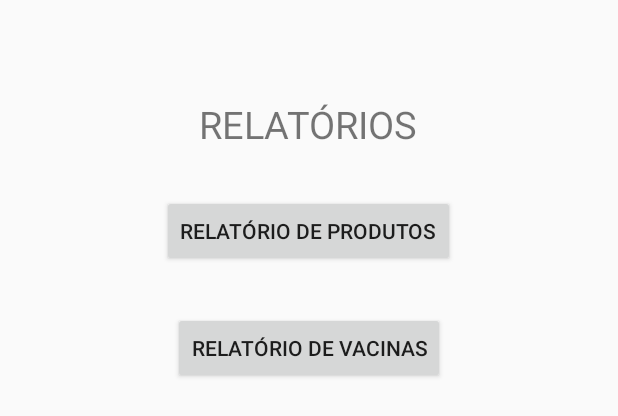
After one commit to Guirrer/GerenciadorDeFilhos, an Android app: the layout activity_tela_relatorio.xml on its own in the app's theme, with its tools: preview values and no code run, on a phone screen of 412 x 824 dp. The commit adds this screen. Shown: the top 416 px of the screen. Run offline under Robolectric (Android 15) with nearby library versions, the phone set to English and light mode, and no system bars.

Commit message:
Tela relatório

```diff
--- a/app/src/main/java/com/example/guilh/gerenciadordefilhos/MainActivity.java
+++ b/app/src/main/java/com/example/guilh/gerenciadordefilhos/MainActivity.java
@@ -33,7 +33,7 @@ public class MainActivity extends AppCompatActivity{
     private tableUsuario usuario;
 
     @Override
-    protected void onCreate(Bundle savedInstanceState) {
+    protected void onCreate(final Bundle savedInstanceState) {
         super.onCreate(savedInstanceState);
         setContentView(R.layout.activity_main);
 
--- a/app/src/main/java/com/example/guilh/gerenciadordefilhos/TelaPrincipal.java
+++ b/app/src/main/java/com/example/guilh/gerenciadordefilhos/TelaPrincipal.java
@@ -144,9 +144,11 @@ public class TelaPrincipal extends AppCompatActivity
         } else if (id == R.id.nav_vacinas) {
             Intent intent = new Intent(TelaPrincipal.this, TelaVacina.class);
             startActivity(intent);
+        } else if (id == R.id.nav_relatorio) {
+            Intent intent = new Intent(TelaPrincipal.this, TelaRelatorio.class);
+            startActivity(intent);
         }
-
-        DrawerLayout drawer = (DrawerLayout) findViewById(R.id.drawer_layout);
+            DrawerLayout drawer = (DrawerLayout) findViewById(R.id.drawer_layout);
         drawer.closeDrawer(GravityCompat.START);
         return true;
     }
--- /dev/null
+++ b/app/src/main/res/layout/activity_tela_relatorio.xml
@@ -0,0 +1,52 @@
+<?xml version="1.0" encoding="utf-8"?>
+<android.support.constraint.ConstraintLayout xmlns:android="http://schemas.android.com/apk/res/android"
+    xmlns:app="http://schemas.android.com/apk/res-auto"
+    xmlns:tools="http://schemas.android.com/tools"
+    android:layout_width="match_parent"
+    android:layout_height="match_parent"
+    tools:context=".TelaRelatorio">
+
+    <LinearLayout
+        android:layout_width="match_parent"
+        android:layout_height="match_parent"
+        android:paddingTop="55dp">
+
+        <ScrollView
+            android:layout_width="match_parent"
+            android:layout_height="match_parent">
+
+            <LinearLayout
+                android:layout_width="match_parent"
+                android:layout_height="match_parent"
+                android:orientation="vertical">
+
+
+                <TextView
+                    android:layout_marginTop="15px"
+                    android:textSize="25dp"
+                    android:layout_width="wrap_content"
+                    android:layout_height="wrap_content"
+                    android:text="RELATÓRIOS"
+                    android:layout_gravity="center"/>
+
+                <Button
+                    android:layout_marginTop="45px"
+                    android:id="@+id/btnRelatorioProduto"
+                    android:layout_width="wrap_content"
+                    android:layout_height="wrap_content"
+                    android:text="RELATÓRIO DE PRODUTOS"
+                    android:layout_gravity="center"/>
+
+                <Button
+                    android:layout_marginTop="45px"
+                    android:id="@+id/btnRelatorioVacina"
+                    android:layout_width="wrap_content"
+                    android:layout_height="wrap_content"
+                    android:text="RELATÓRIO DE Vacinas"
+                    android:layout_gravity="center"/>
+
+            </LinearLayout>
+        </ScrollView>
+    </LinearLayout>
+
+</android.support.constraint.ConstraintLayout>
--- a/app/src/main/res/menu/activity_menu_drawer.xml
+++ b/app/src/main/res/menu/activity_menu_drawer.xml
@@ -19,6 +19,9 @@
         <item
             android:id="@+id/nav_vacinacao"
             android:title="Registrar Vacinação" />
+        <item
+            android:id="@+id/nav_relatorio"
+            android:title="Relatórios" />
     </group>
 
 
```
Also changed, not shown: app/src/main/java/com/example/guilh/gerenciadordefilhos/RelatorioProduto.java (added, +30 -0 lines), app/src/main/java/com/example/guilh/gerenciadordefilhos/RelatorioVacina.java (added, +32 -0 lines), app/src/main/java/com/example/guilh/gerenciadordefilhos/TelaRelatorio.java (added, +38 -0 lines), app/src/main/res/layout/activity_relatorio_produto.xml (added, +50 -0 lines), app/src/main/res/layout/activity_relatorio_vacina.xml (added, +50 -0 lines).
